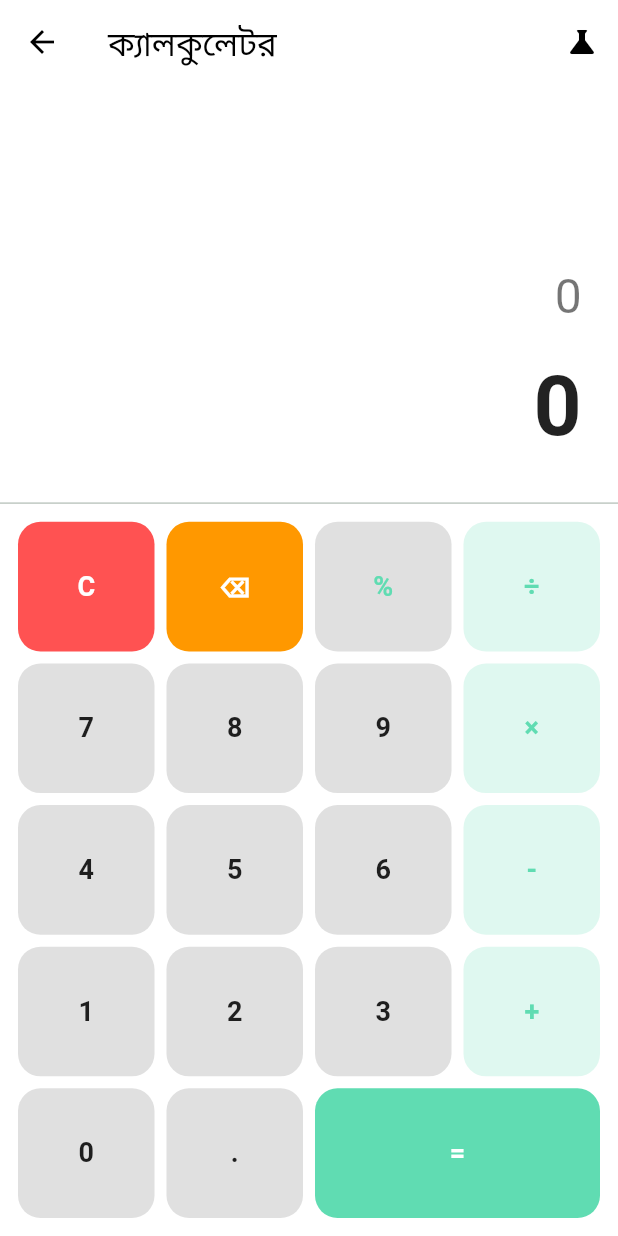
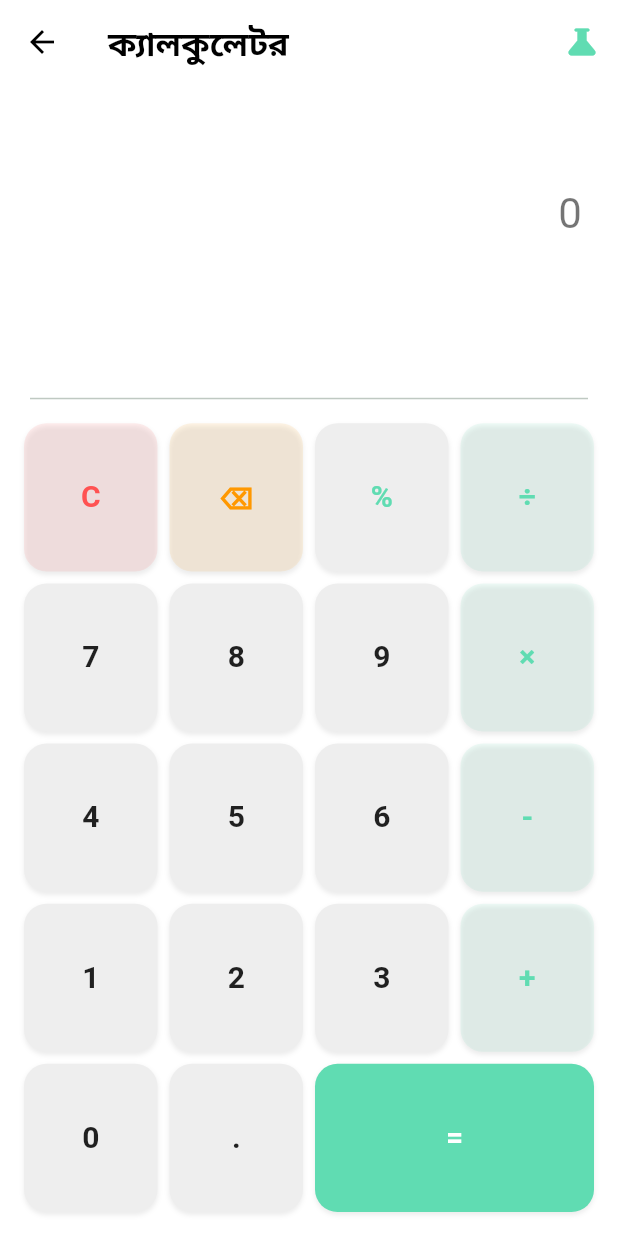
Before and after one commit to motiur-mostakim/Hisab-App-With-Firebase, a Flutter app: the CalculatorScreen screen opened directly, on a phone screen of 412 x 824 dp. Run offline on Flutter 3.47's test engine with Material 3 defaults, Android fonts, the phone set to English and light mode, and no system bars; our stand-ins replace cloud_firestore, firebase_auth, firebase_core, firebase_messaging, firebase_storage, flutter_local_notifications and 8 more; missing offline and left inert: firebase_in_app_messaging, mailer; accounts and stored records are empty.

Commit message:
calculator screen updated

```diff
--- a/lib/src/features/calculator_screen.dart
+++ b/lib/src/features/calculator_screen.dart
@@ -20,55 +20,115 @@ class _CalculatorScreenState extends State<CalculatorScreen> {
         equation = "0";
         result = "0";
       } else if (text == "⌫") {
-        if (equation.length > 1) {
+        if (equation != "0") {
           equation = equation.substring(0, equation.length - 1);
-        } else {
-          equation = "0";
+          if (equation.isEmpty) equation = "0";
         }
       } else if (text == "=") {
-        try {
-          String exp = equation
-              .replaceAll("×", "*")
-              .replaceAll("÷", "/")
-              .replaceAll("ln", "ln") // math_expressions handles ln
-              .replaceAll(
-                "log",
-                "log10",
-              ); // adjusting for math_expressions logic if needed
-
-          Parser p = Parser();
-          Expression expression = p.parse(exp);
-          ContextModel cm = ContextModel();
-
-          // Evaluate the expression
-          double eval = expression.evaluate(EvaluationType.REAL, cm);
-          result = eval.toString();
-
-          if (result.endsWith(".0")) {
-            result = result.substring(0, result.length - 2);
+        evaluate(finalEval: true);
+      } else {
+        if (equation == "0") {
+          if (_isOperator(text) && text != "-") {
+            return; // Can't start with most operators
           }
-        } catch (e) {
-          result = "Error";
-        }
-      } else {
-        // Handle scientific functions automatically adding bracket
-        List<String> functions = ["sin", "cos", "tan", "log", "ln", "sqrt"];
-
-        if (equation == "0") {
-          if (functions.contains(text)) {
+          if (_isFunction(text)) {
             equation = "$text(";
           } else {
             equation = text;
           }
         } else {
-          if (functions.contains(text)) {
+          // Handle operator replacement
+          if (_isOperator(text) && _isOperator(equation.substring(equation.length - 1))) {
+            equation = equation.substring(0, equation.length - 1) + text;
+          } else if (text == ".") {
+            // Prevent multiple dots in one number
+            String lastPart = equation.split(RegExp(r'[+\-×÷%^()]')).last;
+            if (lastPart.contains(".")) return;
+            equation += text;
+          } else if (_isFunction(text)) {
             equation += "$text(";
           } else {
             equation += text;
           }
         }
+        // Auto-evaluate as we type for a better experience
+        evaluate(finalEval: false);
       }
     });
+  }
+
+  bool _isOperator(String text) {
+    return ["+", "-", "×", "÷", "%", "^"].contains(text);
+  }
+
+  bool _isFunction(String text) {
+    return ["sin", "cos", "tan", "log", "ln", "sqrt"].contains(text);
+  }
+
+  void evaluate({required bool finalEval}) {
+    try {
+      String exp = equation;
+      exp = exp.replaceAll("×", "*");
+      exp = exp.replaceAll("÷", "/");
+      exp = exp.replaceAll("π", math.pi.toString());
+      exp = exp.replaceAll("e", math.e.toString());
+      exp = exp.replaceAll("%", "/100");
+
+      // Handle log as base 10: log(x) -> log(10, x)
+      exp = exp.replaceAll("log(", "log(10,");
+
+      // Auto-close parentheses
+      int openParen = "(".allMatches(exp).length;
+      int closeParen = ")".allMatches(exp).length;
+      while (openParen > closeParen) {
+        exp += ")";
+        closeParen++;
+      }
+
+      // Factorial handling (basic)
+      RegExp factorialRegex = RegExp(r"(\d+)\!");
+      exp = exp.replaceAllMapped(factorialRegex, (Match m) {
+        int n = int.parse(m.group(1)!);
+        return _calculateFactorial(n).toString();
+      });
+
+      Parser p = Parser();
+      Expression expression = p.parse(exp);
+      ContextModel cm = ContextModel();
+      double eval = expression.evaluate(EvaluationType.REAL, cm);
+
+      String res = eval.toString();
+      if (res.endsWith(".0")) {
+        res = res.substring(0, res.length - 2);
+      }
+
+      // Format long numbers
+      if (res.length > 15) {
+        res = eval.toStringAsExponential(4);
+      }
+
+      if (finalEval) {
+        equation = res;
+        result = "0";
+      } else {
+        result = res;
+      }
+    } catch (e) {
+      if (finalEval) {
+        result = "Error";
+      }
+      // If not final, we don't show error yet as equation might be incomplete
+    }
+  }
+
+  double _calculateFactorial(int n) {
+    if (n < 0) return 0;
+    if (n == 0 || n == 1) return 1;
+    double res = 1;
+    for (int i = 2; i <= n; i++) {
+      res *= i;
+    }
+    return res;
   }
 
   Widget buildButton(
@@ -85,15 +145,23 @@ class _CalculatorScreenState extends State<CalculatorScreen> {
         child: Container(
           margin: const EdgeInsets.all(4),
           decoration: BoxDecoration(
-            color: bgColor ?? (isDark ? Colors.grey[850] : Colors.grey[300]),
+            color: bgColor ?? (isDark ? Colors.grey[850] : Colors.grey[200]),
             borderRadius: BorderRadius.circular(15),
+            boxShadow: [
+              if (!isDark)
+                BoxShadow(
+                  color: Colors.grey.withOpacity(0.2),
+                  blurRadius: 2,
+                  offset: const Offset(0, 2),
+                ),
+            ],
           ),
           child: Center(
             child: Text(
               text,
               style: TextStyle(
-                fontSize: 18,
-                fontWeight: FontWeight.w600,
+                fontSize: 20,
+                fontWeight: FontWeight.bold,
                 color: textColor ?? (isDark ? Colors.white : Colors.black87),
               ),
             ),
@@ -114,10 +182,13 @@ class _CalculatorScreenState extends State<CalculatorScreen> {
     return Scaffold(
       backgroundColor: isDark ? const Color(0xFF0C0C1F) : Colors.white,
       appBar: AppBar(
-        title: const Text("ক্যালকুলেটর"),
+        title: const Text("ক্যালকুলেটর", style: TextStyle(fontWeight: FontWeight.bold)),
+        backgroundColor: Colors.transparent,
+        elevation: 0,
         actions: [
           IconButton(
-            icon: Icon(isScientific ? Icons.grid_view : Icons.science),
+            icon: Icon(isScientific ? Icons.grid_view_rounded : Icons.science_rounded,
+                color: const Color(0xFF60DCB2)),
             onPressed: () {
               setState(() {
                 isScientific = !isScientific;
@@ -130,7 +201,7 @@ class _CalculatorScreenState extends State<CalculatorScreen> {
         children: [
           /// DISPLAY
           Expanded(
-            flex: 4,
+            flex: 3,
             child: Container(
               padding: const EdgeInsets.all(24),
               alignment: Alignment.bottomRight,
@@ -144,18 +215,20 @@ class _CalculatorScreenState extends State<CalculatorScreen> {
                     child: Text(
                       equation,
                       style: TextStyle(
-                        fontSize: 32,
+                        fontSize: 28,
                         color: isDark ? Colors.white70 : Colors.black54,
                       ),
                     ),
                   ),
                   const SizedBox(height: 10),
-                  Text(
-                    result,
-                    style: TextStyle(
-                      fontSize: 56,
-                      color: isDark ? Colors.white : Colors.black87,
-                      fontWeight: FontWeight.bold,
+                  FittedBox(
+                    child: Text(
+                      result == "0" ? "" : result,
+                      style: TextStyle(
+                        fontSize: 48,
+                        color: isDark ? Colors.white : Colors.black87,
+                        fontWeight: FontWeight.bold,
+                      ),
                     ),
                   ),
                 ],
@@ -163,13 +236,13 @@ class _CalculatorScreenState extends State<CalculatorScreen> {
             ),
           ),
 
-          const Divider(height: 1),
+          const Divider(height: 1, indent: 20, endIndent: 20),
 
           /// BUTTON GRID
           Expanded(
-            flex: 7,
+            flex: 8,
             child: Container(
-              padding: const EdgeInsets.all(8),
+              padding: const EdgeInsets.all(12),
               child: Column(
                 children: [
                   if (isScientific) ...[
@@ -196,18 +269,18 @@ class _CalculatorScreenState extends State<CalculatorScreen> {
                   buildRow([
                     buildButton(
                       "C",
-                      bgColor: Colors.redAccent,
-                      textColor: Colors.white,
+                      bgColor: Colors.redAccent.withOpacity(0.1),
+                      textColor: Colors.redAccent,
                     ),
                     buildButton(
                       "⌫",
-                      bgColor: Colors.orange,
-                      textColor: Colors.white,
+                      bgColor: Colors.orange.withOpacity(0.1),
+                      textColor: Colors.orange,
                     ),
                     buildButton("%", textColor: const Color(0xFF60DCB2)),
                     buildButton(
                       "÷",
-                      bgColor: const Color(0xFF60DCB2).withOpacity(0.2),
+                      bgColor: const Color(0xFF60DCB2).withOpacity(0.1),
                       textColor: const Color(0xFF60DCB2),
                     ),
                   ]),
@@ -217,7 +290,7 @@ class _CalculatorScreenState extends State<CalculatorScreen> {
                     buildButton("9"),
                     buildButton(
                       "×",
-                      bgColor: const Color(0xFF60DCB2).withOpacity(0.2),
+                      bgColor: const Color(0xFF60DCB2).withOpacity(0.1),
                       textColor: const Color(0xFF60DCB2),
                     ),
                   ]),
@@ -227,7 +300,7 @@ class _CalculatorScreenState extends State<CalculatorScreen> {
                     buildButton("6"),
                     buildButton(
                       "-",
-                      bgColor: const Color(0xFF60DCB2).withOpacity(0.2),
+                      bgColor: const Color(0xFF60DCB2).withOpacity(0.1),
                       textColor: const Color(0xFF60DCB2),
                     ),
                   ]),
@@ -237,12 +310,12 @@ class _CalculatorScreenState extends State<CalculatorScreen> {
                     buildButton("3"),
                     buildButton(
                       "+",
-                      bgColor: const Color(0xFF60DCB2).withOpacity(0.2),
+                      bgColor: const Color(0xFF60DCB2).withOpacity(0.1),
                       textColor: const Color(0xFF60DCB2),
                     ),
                   ]),
                   buildRow([
-                    buildButton("0", flex: 1),
+                    buildButton("0"),
                     buildButton("."),
                     buildButton(
                       "=",
```
